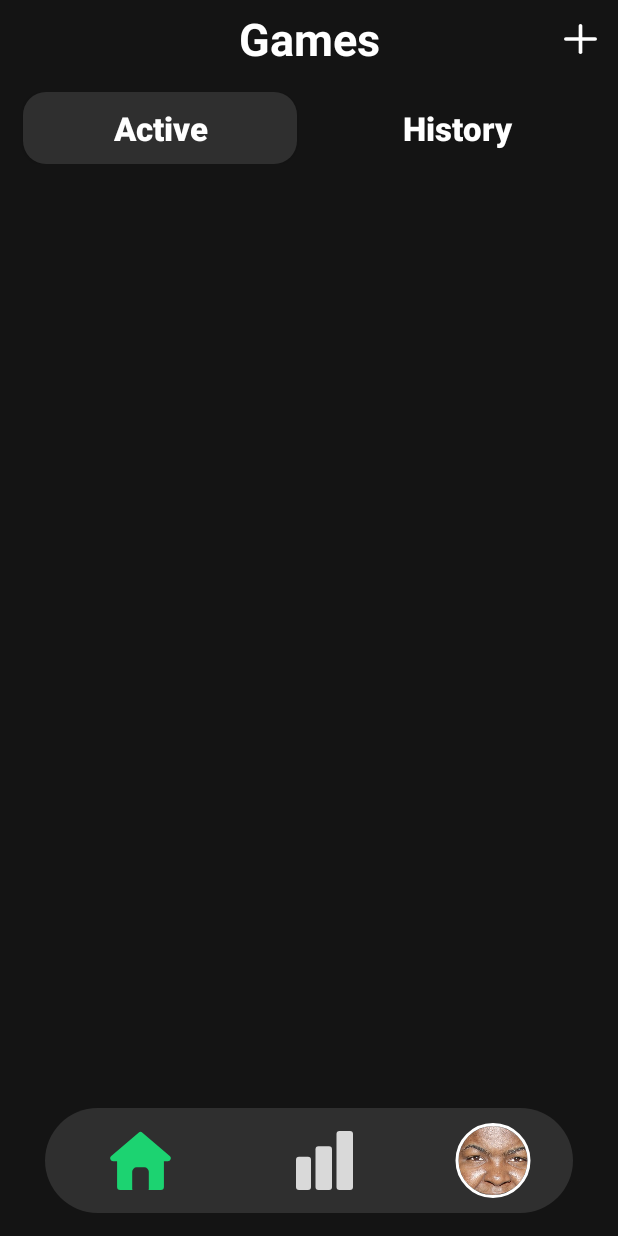
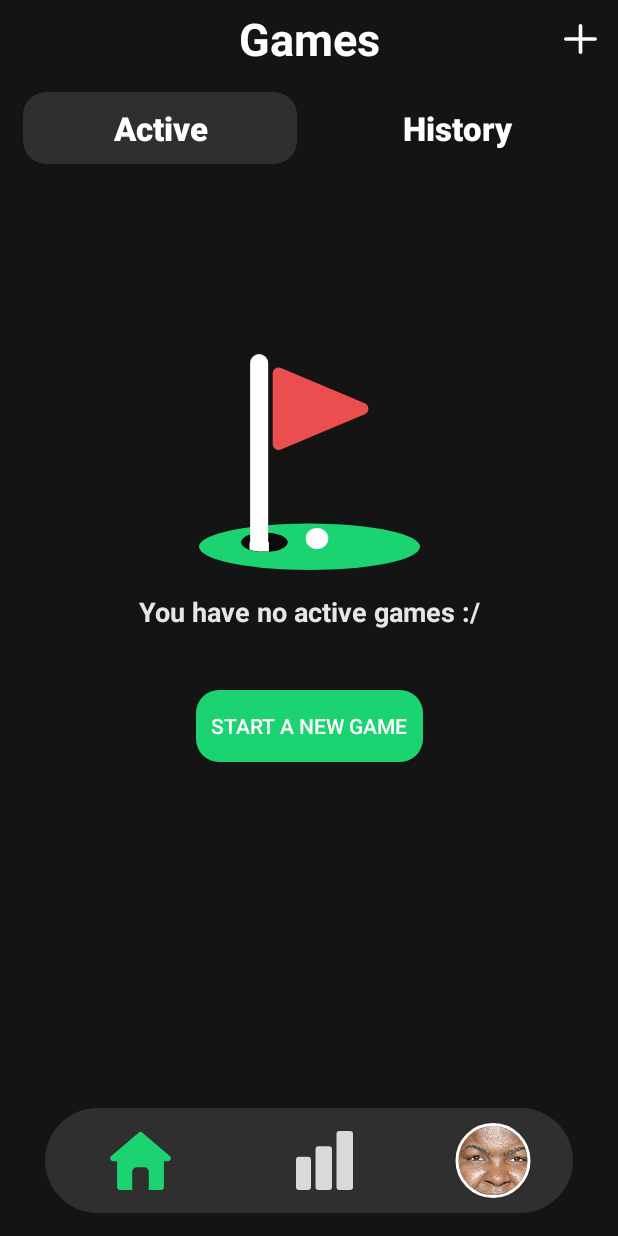
Before and after one commit to Jogira/Putt-Putt-Scorecard-Android-App, an Android app: the screen it shows after launch (MainActivity), on a phone screen of 412 x 824 dp. Run offline under Robolectric (Android 15) with nearby library versions, the phone set to English and light mode, and no system bars; our stand-ins replace CircleImageView.

Commit message:
Updated the home page (again)

```diff
--- a/app/src/main/res/layout/activity_main.xml
+++ b/app/src/main/res/layout/activity_main.xml
@@ -48,7 +48,7 @@
         app:layout_constraintTop_toBottomOf="@+id/homePageTitle">
 
         <Button
-            android:id="@+id/activeGamesButotn"
+            android:id="@+id/activeGamesButton"
             android:layout_width="wrap_content"
             android:layout_height="wrap_content"
             android:layout_marginStart="15dp"
@@ -77,6 +77,59 @@
             android:textStyle="bold" />
 
     </LinearLayout>
+
+    <ScrollView
+        android:id="@+id/gamesScrollView"
+        android:layout_width="406dp"
+        android:layout_height="622dp"
+        android:layout_marginTop="20dp"
+        app:layout_constraintBottom_toBottomOf="parent"
+        app:layout_constraintEnd_toEndOf="parent"
+        app:layout_constraintStart_toStartOf="parent"
+        app:layout_constraintTop_toBottomOf="@+id/gamesView">
+
+        <LinearLayout
+            android:layout_width="match_parent"
+            android:layout_height="wrap_content"
+            android:orientation="vertical" >
+
+            <LinearLayout
+                android:layout_width="match_parent"
+                android:layout_height="match_parent"
+                android:orientation="vertical">
+
+                <ImageView
+                    android:id="@+id/imageView2"
+                    android:layout_width="match_parent"
+                    android:layout_height="wrap_content"
+                    android:layout_marginTop="70dp"
+                    app:srcCompat="@drawable/putt_points_logo" />
+
+                <TextView
+                    android:id="@+id/textView2"
+                    android:layout_width="match_parent"
+                    android:layout_height="wrap_content"
+                    android:layout_marginTop="15dp"
+                    android:text="You have no active games :/"
+                    android:textAlignment="center"
+                    android:textColor="#E6E6E6"
+                    android:textSize="18sp"
+                    android:textStyle="bold" />
+
+                <Button
+                    android:id="@+id/button5"
+                    android:layout_width="wrap_content"
+                    android:layout_height="wrap_content"
+                    android:layout_gravity="center_horizontal"
+                    android:layout_marginTop="40dp"
+                    android:background="@drawable/rounded_background"
+                    android:paddingStart="10dp"
+                    android:paddingEnd="10dp"
+                    android:text="Start a new game"
+                    android:textColor="#FFFFFF" />
+            </LinearLayout>
+        </LinearLayout>
+    </ScrollView>
 
     <LinearLayout
         android:id="@+id/navBar"
```
